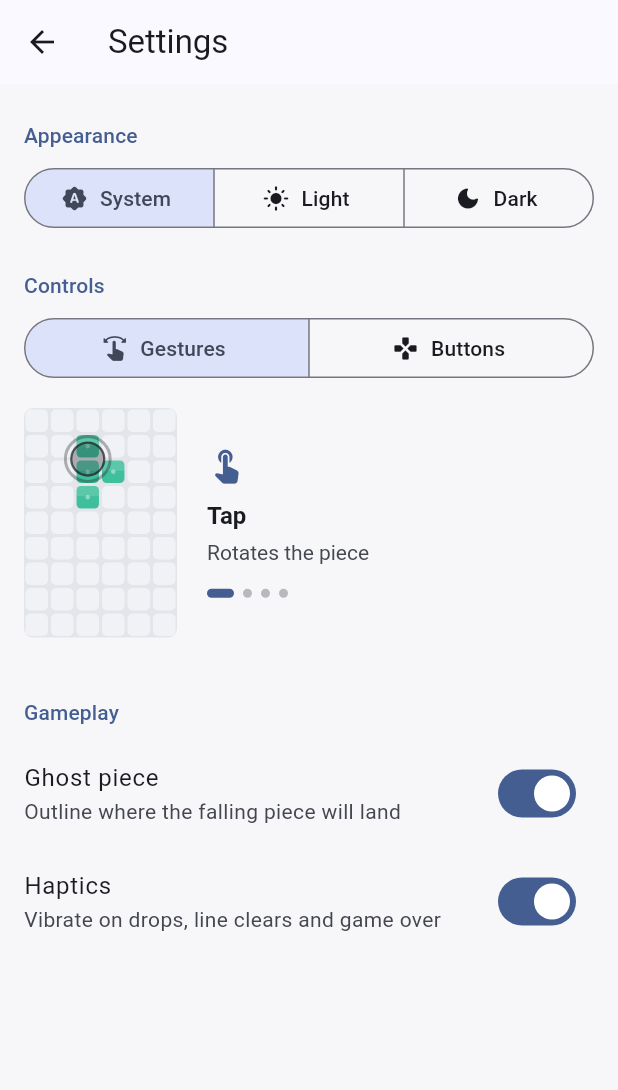
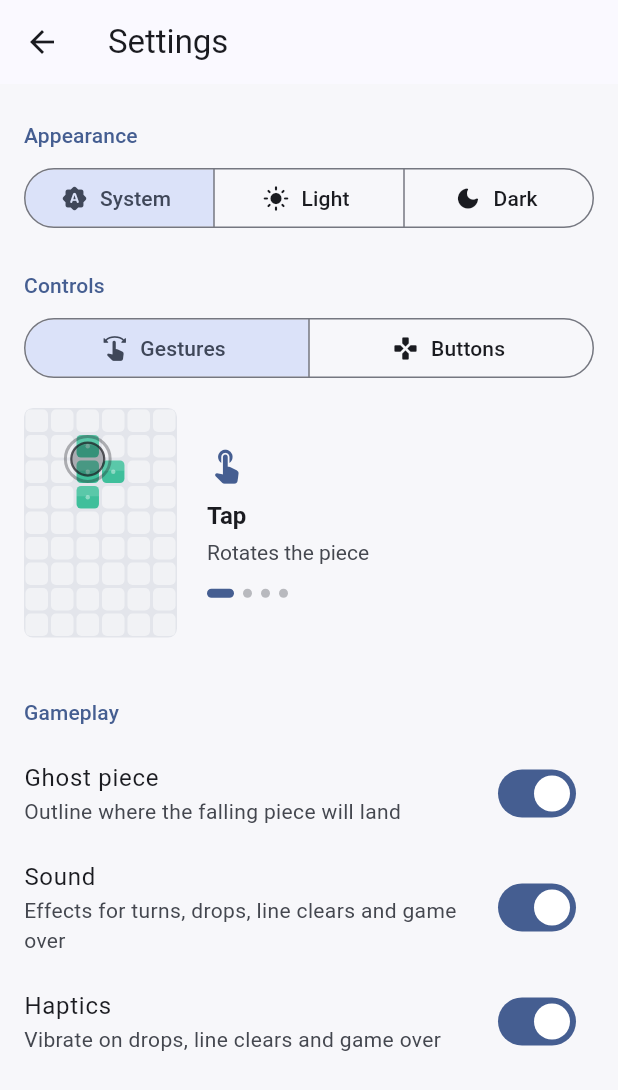
Before and after one commit to shelton15/tetris, a Flutter app: the screen it shows after launch, after a tap on the "settings" icon, on a phone screen of 412 x 824 dp. Shown: the top 1090 px of the screen. Run offline on Flutter 3.47's test engine with Material 3 defaults, Android fonts, the phone set to English and light mode, and no system bars; our stand-ins replace audioplayers, cupertino_ui, material_ui, shared_preferences.

Commit message:
added sound

```diff
--- /dev/null
+++ b/lib/game/audio/sound_effects.dart
@@ -0,0 +1,74 @@
+import 'dart:async';
+
+import 'package:audioplayers/audioplayers.dart';
+import 'package:flutter/foundation.dart';
+
+/// The game's sound effects, one per meaningful moment. Files live in
+/// assets/sounds and are generated by tool/make_sounds.py.
+enum Sfx {
+  rotate('rotate'),
+  lock('lock'),
+  hardDrop('hard_drop'),
+  clear('clear'),
+  clearFour('clear_four'),
+  levelUp('level_up'),
+  gameOver('game_over');
+
+  const Sfx(this.file);
+
+  final String file;
+}
+
+/// Plays [Sfx] through preloaded audio pools, so repeated sounds (a run of
+/// rotations) can overlap instead of cutting each other off.
+///
+/// The audio session is "ambient": sounds obey the silent switch, mix with
+/// whatever music the player already has on, and never take audio focus.
+/// Sound is decoration, so any platform failure is logged and ignored.
+class SoundEffects {
+  final Map<Sfx, AudioPool> _pools = {};
+
+  static final _context = AudioContext(
+    iOS: AudioContextIOS(category: AVAudioSessionCategory.ambient, options: const {}),
+    android: const AudioContextAndroid(
+      contentType: AndroidContentType.sonification,
+      usageType: AndroidUsageType.game,
+      audioFocus: AndroidAudioFocus.none,
+    ),
+  );
+
+  /// Prepares every sound. Sounds requested before this finishes are skipped,
+  /// and a sound that fails to load stays silent without affecting the rest.
+  Future<void> load() async {
+    try {
+      await AudioPlayer.global.setAudioContext(_context);
+    } catch (e) {
+      debugPrint('Audio session not configured: $e');
+    }
+    for (final sfx in Sfx.values) {
+      try {
+        _pools[sfx] = await AudioPool.create(
+          source: AssetSource('sounds/${sfx.file}.wav'),
+          audioContext: _context,
+          maxPlayers: sfx == Sfx.rotate || sfx == Sfx.lock ? 4 : 2,
+        );
+      } catch (e) {
+        debugPrint('Sound ${sfx.file} unavailable: $e');
+      }
+    }
+  }
+
+  void play(Sfx sfx) {
+    final pool = _pools[sfx];
+    if (pool == null) return;
+    unawaited(pool.start().then((_) {}, onError: (Object e) => debugPrint('Could not play ${sfx.file}: $e')));
+  }
+
+  Future<void> dispose() async {
+    final pools = _pools.values.toList();
+    _pools.clear();
+    for (final pool in pools) {
+      await pool.dispose();
+    }
+  }
+}
--- a/lib/game/view_model/game_view_model.dart
+++ b/lib/game/view_model/game_view_model.dart
@@ -3,6 +3,7 @@ import 'dart:async';
 import 'package:flutter/foundation.dart';
 import 'package:flutter/services.dart';
 
+import '../audio/sound_effects.dart';
 import '../data/high_score_store.dart';
 import '../model/game.dart';
 
@@ -10,10 +11,17 @@ import '../model/game.dart';
 /// drives gravity and the lock delay on timers, keeps the best score, and
 /// notifies the view of every new state.
 class GameViewModel extends ChangeNotifier {
-  GameViewModel({Game? game, HighScoreStore? highScores, bool Function()? hapticsEnabled})
-    : _game = game ?? Game(),
-      _highScores = highScores ?? HighScoreStore(),
-      _hapticsEnabled = hapticsEnabled ?? (() => true) {
+  /// [sounds] is shared and owned by the caller; null plays nothing.
+  GameViewModel({
+    Game? game,
+    HighScoreStore? highScores,
+    bool Function()? hapticsEnabled,
+    this._sounds,
+    bool Function()? soundEnabled,
+  }) : _game = game ?? Game(),
+       _highScores = highScores ?? HighScoreStore(),
+       _hapticsEnabled = hapticsEnabled ?? (() => true),
+       _soundEnabled = soundEnabled ?? (() => true) {
     _state = _game.start();
     _scheduleGravity();
     _highScoreLoaded = _loadHighScore();
@@ -29,6 +37,8 @@ class GameViewModel extends ChangeNotifier {
   final Game _game;
   final HighScoreStore _highScores;
   final bool Function() _hapticsEnabled;
+  final SoundEffects? _sounds;
+  final bool Function() _soundEnabled;
   late GameState _state;
   Timer? _gravity;
   Timer? _lockTimer;
@@ -54,12 +64,9 @@ class GameViewModel extends ChangeNotifier {
 
   void moveLeft() => _apply(_game.moveLeft, playerMoved: true);
   void moveRight() => _apply(_game.moveRight, playerMoved: true);
-  void rotate() => _apply(_game.rotate, playerMoved: true);
+  void rotate() => _apply(_game.rotate, playerMoved: true, command: Sfx.rotate);
   void softDrop() => _apply(_game.softDrop, restartGravity: true);
-
-  void hardDrop() {
-    if (_apply(_game.hardDrop, restartGravity: true) && _hapticsEnabled()) HapticFeedback.lightImpact();
-  }
+  void hardDrop() => _apply(_game.hardDrop, restartGravity: true, command: Sfx.hardDrop);
 
   void pause() {
     if (_state.status == GameStatus.playing) _apply(_game.togglePause);
@@ -80,37 +87,66 @@ class GameViewModel extends ChangeNotifier {
     notifyListeners();
   }
 
-  /// Applies [action]; returns false when the rules rejected it.
-  bool _apply(GameState Function(GameState) action, {bool restartGravity = false, bool playerMoved = false}) {
+  /// Applies [action]; does nothing when the rules rejected it. [command]
+  /// is the sound of the player's own action, played only if it took effect.
+  void _apply(
+    GameState Function(GameState) action, {
+    bool restartGravity = false,
+    bool playerMoved = false,
+    Sfx? command,
+  }) {
     final previous = _state;
     final next = action(previous);
-    if (identical(next, previous)) return false;
+    if (identical(next, previous)) return;
     _state = next;
 
     final locked = !identical(next.board, previous.board);
     if (locked) _lockResets = 0;
     if (next.clearedRows.isNotEmpty) _clearCount++;
     if (next.status == GameStatus.over && previous.status != GameStatus.over) _recordScore();
-    _playHaptic(previous, next);
+    _feedback(previous, next, command);
 
     if (restartGravity || next.status != previous.status || next.level != previous.level) {
       _scheduleGravity();
     }
     _updateLockTimer(playerMoved: playerMoved);
     notifyListeners();
-    return true;
   }
 
-  /// Feedback only where it carries meaning: a drop landing, rows clearing
-  /// (stronger for four), and the game ending.
-  void _playHaptic(GameState previous, GameState next) {
-    if (!_hapticsEnabled()) return;
-    if (next.status == GameStatus.over && previous.status != GameStatus.over) {
-      HapticFeedback.heavyImpact();
-    } else if (next.clearedRows.length >= 4) {
-      HapticFeedback.heavyImpact();
-    } else if (next.clearedRows.isNotEmpty) {
-      HapticFeedback.mediumImpact();
+  /// Sound and haptics for one change, fired together on the frame it
+  /// happens and only where they carry meaning: the player's own rotate or
+  /// hard drop, then what the board did as a result. The biggest outcome
+  /// wins (game over, four lines, a new level, a clear, a piece settling).
+  void _feedback(GameState previous, GameState next, Sfx? command) {
+    final ended = next.status == GameStatus.over && previous.status != GameStatus.over;
+    final cleared = next.clearedRows.length;
+    final settled = !identical(next.board, previous.board);
+    final outcome = ended
+        ? Sfx.gameOver
+        : cleared >= 4
+        ? Sfx.clearFour
+        : next.level > previous.level
+        ? Sfx.levelUp
+        : cleared > 0
+        ? Sfx.clear
+        : settled && command == null
+        ? Sfx.lock
+        : null;
+
+    if (_soundEnabled()) {
+      if (command != null) _sounds?.play(command);
+      if (outcome != null) _sounds?.play(outcome);
+    }
+    if (_hapticsEnabled()) {
+      switch (outcome) {
+        case Sfx.gameOver || Sfx.clearFour:
+          HapticFeedback.heavyImpact();
+        case Sfx.levelUp || Sfx.clear:
+          HapticFeedback.mediumImpact();
+        case _ when command == Sfx.hardDrop:
+          HapticFeedback.lightImpact();
+        case _:
+      }
     }
   }
 
--- a/lib/game/view_model/settings_view_model.dart
+++ b/lib/game/view_model/settings_view_model.dart
@@ -13,13 +13,14 @@ enum ControlScheme {
 
 /// Player preferences, persisted on the device. Every change is saved
 /// immediately and broadcast to listeners (the app theme, the board, the
-/// game's haptics).
+/// game's sound and haptics).
 class SettingsViewModel extends ChangeNotifier {
   /// Defaults, not persisted. Used by [load] and by tests.
   SettingsViewModel({
     this._themeMode = ThemeMode.system,
     this._showGhost = true,
     this._haptics = true,
+    this._sound = true,
     this._controls = ControlScheme.gestures,
     this._prefs,
   });
@@ -33,6 +34,7 @@ class SettingsViewModel extends ChangeNotifier {
       themeMode: ThemeMode.values.firstWhere((m) => m.name == mode, orElse: () => ThemeMode.system),
       showGhost: prefs.getBool(_ghostKey) ?? true,
       haptics: prefs.getBool(_hapticsKey) ?? true,
+      sound: prefs.getBool(_soundKey) ?? true,
       controls: ControlScheme.values.firstWhere(
         (c) => c.name == prefs.getString(_controlsKey),
         orElse: () => ControlScheme.gestures,
@@ -44,17 +46,20 @@ class SettingsViewModel extends ChangeNotifier {
   static const _themeKey = 'theme_mode';
   static const _ghostKey = 'show_ghost';
   static const _hapticsKey = 'haptics';
+  static const _soundKey = 'sound';
   static const _controlsKey = 'controls';
 
   final SharedPreferences? _prefs;
   ThemeMode _themeMode;
   bool _showGhost;
   bool _haptics;
+  bool _sound;
   ControlScheme _controls;
 
   ThemeMode get themeMode => _themeMode;
   bool get showGhost => _showGhost;
   bool get haptics => _haptics;
+  bool get sound => _sound;
   ControlScheme get controls => _controls;
 
   set themeMode(ThemeMode value) {
@@ -78,6 +83,13 @@ class SettingsViewModel extends ChangeNotifier {
     notifyListeners();
   }
 
+  set sound(bool value) {
+    if (value == _sound) return;
+    _sound = value;
+    _prefs?.setBool(_soundKey, value);
+    notifyListeners();
+  }
+
   set controls(ControlScheme value) {
     if (value == _controls) return;
     _controls = value;
--- a/lib/main.dart
+++ b/lib/main.dart
@@ -1,17 +1,21 @@
 import 'package:material_ui/material_ui.dart';
 
+import 'game/audio/sound_effects.dart';
 import 'game/view/game_screen.dart';
 import 'game/view_model/settings_view_model.dart';
 
 Future<void> main() async {
   WidgetsFlutterBinding.ensureInitialized();
-  runApp(CairnApp(settings: await SettingsViewModel.load()));
+  // Sounds load in the background; the first frame does not wait for them.
+  final sounds = SoundEffects()..load();
+  runApp(CairnApp(settings: await SettingsViewModel.load(), sounds: sounds));
 }
 
 class CairnApp extends StatelessWidget {
-  const CairnApp({super.key, required this.settings});
+  const CairnApp({super.key, required this.settings, this.sounds});
 
   final SettingsViewModel settings;
+  final SoundEffects? sounds;
 
   static ThemeData _theme(Brightness brightness) {
     final dark = brightness == Brightness.dark;
@@ -31,7 +35,7 @@ class CairnApp extends StatelessWidget {
         theme: _theme(Brightness.light),
         darkTheme: _theme(Brightness.dark),
         themeMode: settings.themeMode,
-        home: GameScreen(settings: settings),
+        home: GameScreen(settings: settings, sounds: sounds),
       ),
     );
   }
--- a/lib/settings/settings_screen.dart
+++ b/lib/settings/settings_screen.dart
@@ -43,6 +43,9 @@ class SettingsScreen extends StatelessWidget {
 
   static const _ghostHint = 'Outline where the falling piece will land';
   static const _hapticsHint = 'Vibrate on drops, line clears and game over';
+  static const _soundHint = 'Effects for turns, drops, line clears and game over';
+  // iPhone's silent switch mutes the effects; say so, so silence never looks broken.
+  static const _soundHintApple = 'Drops and line clears. Silent mode mutes it.';
 
   @override
   Widget build(BuildContext context) {
@@ -110,6 +113,14 @@ class SettingsScreen extends StatelessWidget {
                     trailing: CupertinoSwitch(
                       value: settings.showGhost,
                       onChanged: (v) => settings.showGhost = v,
+                    ),
+                  ),
+                  CupertinoListTile(
+                    title: const Text('Sound'),
+                    subtitle: const Text(_soundHintApple),
+                    trailing: CupertinoSwitch(
+                      value: settings.sound,
+                      onChanged: (v) => settings.sound = v,
                     ),
                   ),
                   CupertinoListTile(
@@ -224,6 +235,12 @@ class SettingsScreen extends StatelessWidget {
             onChanged: (v) => settings.showGhost = v,
           ),
           SwitchListTile(
+            title: const Text('Sound'),
+            subtitle: const Text(_soundHint),
+            value: settings.sound,
+            onChanged: (v) => settings.sound = v,
+          ),
+          SwitchListTile(
             title: const Text('Haptics'),
             subtitle: const Text(_hapticsHint),
             value: settings.haptics,
```
Also changed, not shown: lib/game/view/game_screen.dart (+11 -2 lines), 6 other files.
